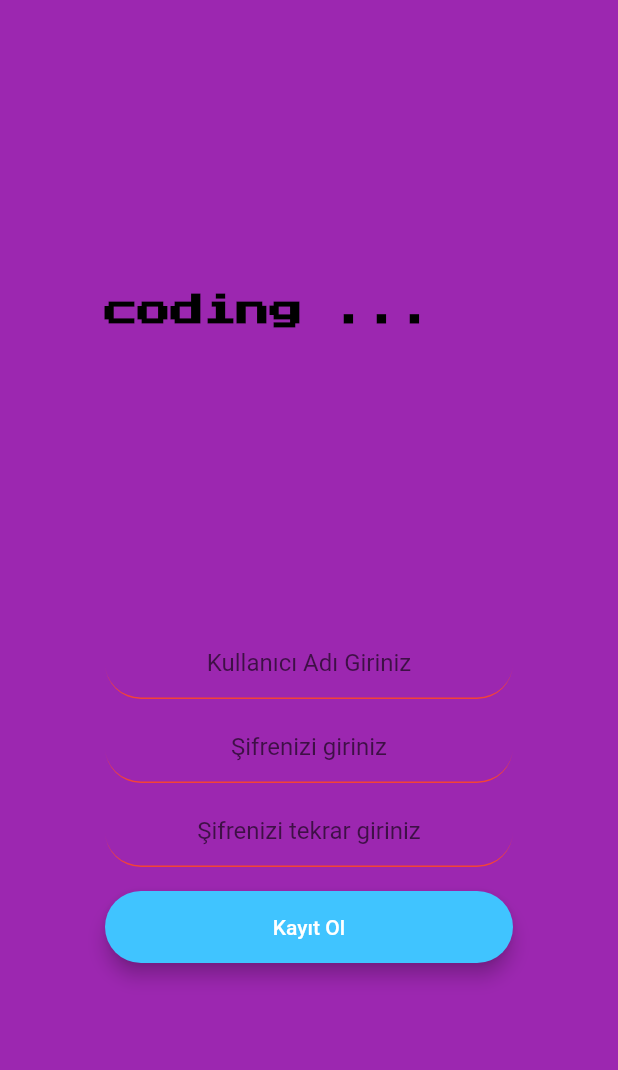
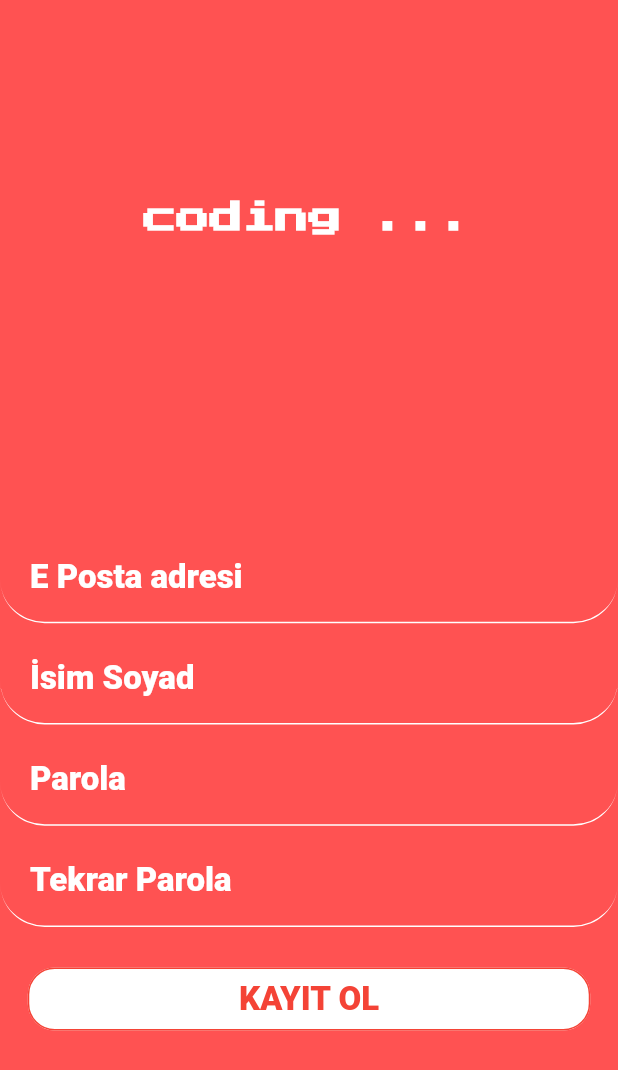
Before and after one commit to umutatalay/EducationAppOnFlutter, a Flutter app: the RegisterScreen screen opened by its route, on a phone screen of 412 x 824 dp. Shown: the top 1070 px of the screen. Run offline on Flutter 3.47's test engine with Material 2 defaults, Android fonts, the phone set to English and light mode, and no system bars; our stand-ins replace animated_text_kit.

Commit message:
Hope 5.10.20 00.59

```diff
--- a/lib/Register.dart
+++ b/lib/Register.dart
@@ -15,61 +15,111 @@ class _RegisterScreenState extends State<RegisterScreen> {
   @override
   Widget build(BuildContext context) {
     return Scaffold(
-      backgroundColor: Colors.purple,
-      body: Padding(
-        padding: const EdgeInsets.all(70.0),
-        child: Column(
+      backgroundColor: Colors.redAccent,
+      body: Column(
         mainAxisAlignment: MainAxisAlignment.center,
-          crossAxisAlignment: CrossAxisAlignment.stretch,
         children: <Widget>[
-            SizedBox(
-              height: 30.0,
-            ),
-            TypewriterAnimatedTextKit(
+
+          Flexible(
+            child: TypewriterAnimatedTextKit(
               text: ['coding ...', 'coding;', '<coding>'],
               textStyle: TextStyle(
-                color: Colors.black,
+                color: Colors.white,
                 fontSize: 22.0,
                 fontWeight: FontWeight.bold,
                 fontFamily: 'Codelike',
               ),
             ),
-            SizedBox(
+          ),
+          Flexible(
+            child: SizedBox(
               height: 200.0,
             ),
+          ),
           TextField(
-              keyboardType: TextInputType.emailAddress,
+            style: TextStyle(
+              color: Colors.white,
+            ),
             textAlign: TextAlign.center,
             decoration: kTextFieldDecoration.copyWith(
-                  hintText: 'Kullanıcı Adı Giriniz'),
+              labelText: 'E Posta adresi',
+              labelStyle: kTextFont,
+
+
+              //hintText: 'Kullanıcı adınızı giriniz',
+            ),
           ),
           SizedBox(
             height: 8.0,
           ),
           TextField(
-              obscureText: true,
+            style: TextStyle(
+              color:Colors.white,
+            ),
             textAlign: TextAlign.center,
-              decoration:
-                  kTextFieldDecoration.copyWith(hintText: 'Şifrenizi giriniz'),
+            decoration: kTextFieldDecoration.copyWith(
+              labelText: 'İsim Soyad',
+              labelStyle: kTextFont,
+
+
+              //hintText: 'Kullanıcı adınızı giriniz',
+            ),
           ),
           SizedBox(
             height: 8.0,
           ),
           TextField(
+            style: TextStyle(
+              color: Colors.white,
+            ),
+            textAlign: TextAlign.center,
+            decoration: kTextFieldDecoration.copyWith(
+              labelText: 'Parola',
+              labelStyle: kTextFont,
+
+
+              //hintText: 'Kullanıcı adınızı giriniz',
+            ),
+          ),
+          SizedBox(
+            height: 8.0,
+          ),
+          TextField(
+            style: TextStyle(
+              color: Colors.white,
+            ),
             obscureText: true,
             textAlign: TextAlign.center,
-              decoration: kTextFieldDecoration.copyWith(
-                  hintText: 'Şifrenizi tekrar giriniz'),
+            decoration:
+            kTextFieldDecoration.copyWith(
+                labelText: 'Tekrar Parola',
+              labelStyle: kTextFont,
             ),
-            RoundedButton(
-              title: 'Kayıt Ol',
-              colour: Colors.lightBlueAccent,
-              onPressed: () {
-                setState(() {});
-              },
+          ),
+          SizedBox(
+            height: 24.0,
+          ),
+          ButtonTheme(
+            minWidth: 375.0,
+            height: 40.0,
+
+            child: FlatButton(
+              shape: RoundedRectangleBorder(
+                  borderRadius: BorderRadius.circular(18.0),
+                  side: BorderSide(color: Colors.red)),
+              color: Colors.white,
+              textColor: Colors.red,
+              padding: EdgeInsets.all(8.0),
+              onPressed: () {},
+              child: Text(
+                "Kayıt ol".toUpperCase(),
+                style: TextStyle(
+                  fontSize: 22, fontWeight: FontWeight.w800,
+                ),
+              ),
+            ),
           ),
         ],
-        ),
       ),
     );
   }
--- a/lib/constants.dart
+++ b/lib/constants.dart
@@ -8,17 +8,25 @@ const kTextFieldDecoration = InputDecoration(
   contentPadding: EdgeInsets.symmetric(vertical: 10.0, horizontal: 20.0),
   border: UnderlineInputBorder(
     borderSide: BorderSide(
-      color: Colors.red,
+      color: Colors.white,
     ),
   ),
 
   enabledBorder: UnderlineInputBorder(
 
-    borderSide: BorderSide(color: Colors.red, width: 1.0),
+    borderSide: BorderSide(color: Colors.white, width: 1.0),
     borderRadius: BorderRadius.all(Radius.circular(32.0)),
   ),
   focusedBorder: UnderlineInputBorder( // üstüne basınca
-    borderSide: BorderSide(color: Colors.red, width: 2.0),
+    borderSide: BorderSide(color: Colors.white, width: 2.0),
     borderRadius: BorderRadius.all(Radius.circular(32.0)),
   ),
 );
+
+
+const kTextFont= TextStyle(
+    fontSize: 22, fontWeight: FontWeight.w800,
+    color: Colors.white,
+
+
+);
```
Also changed, not shown: lib/LoginScreen.dart (+35 -19 lines). Lines whose indentation alone changed are shown as unchanged.
